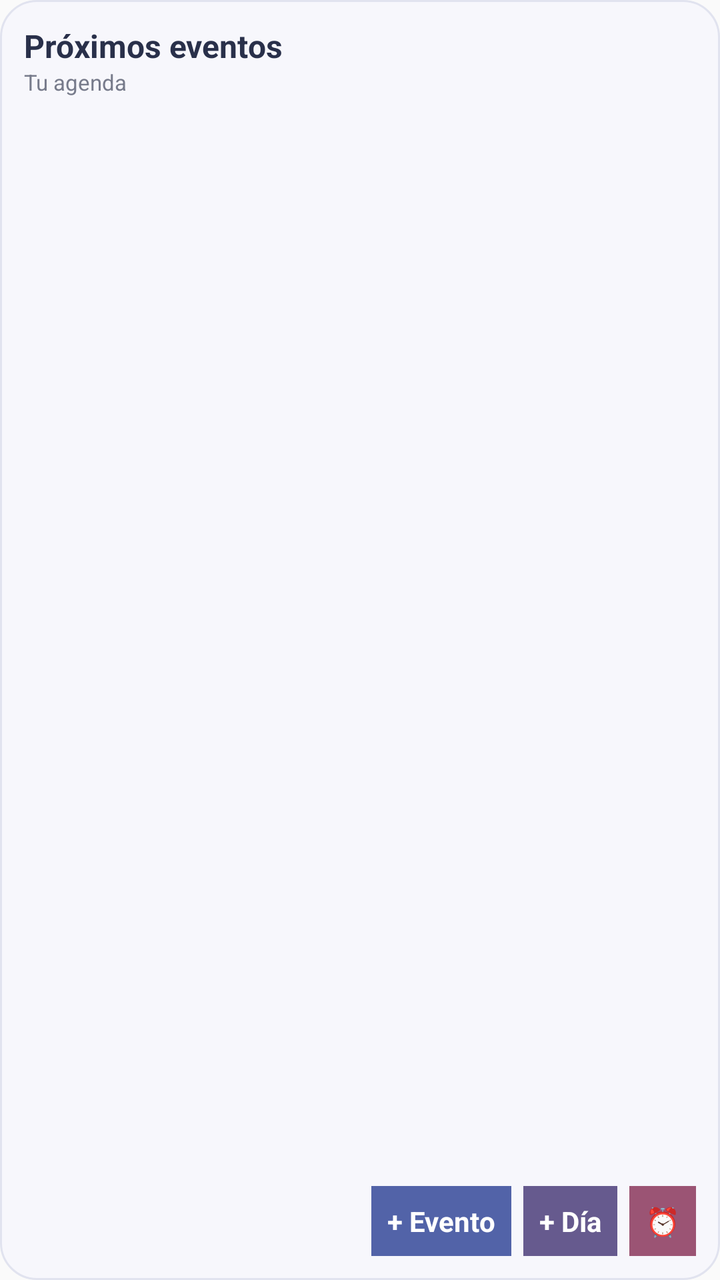
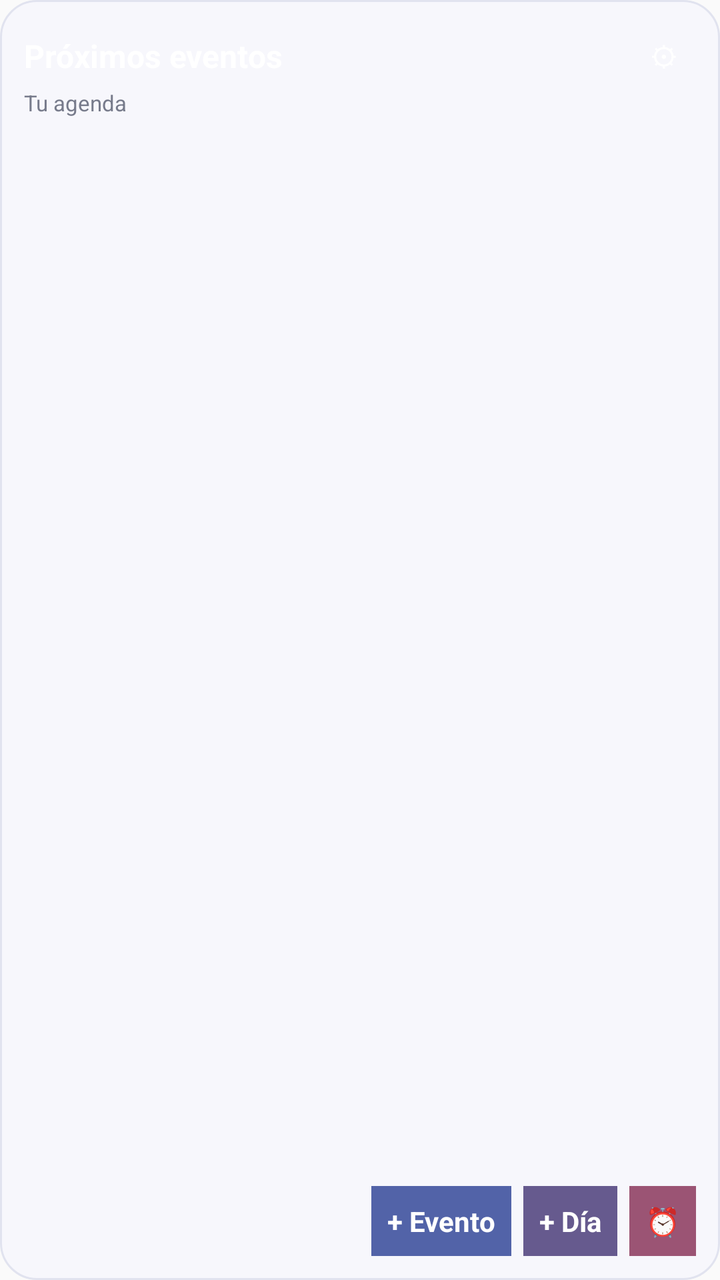

The first picture is an Android layout as it rendered before a commit; the second is the same layout after the commit. The layout source and the unified diff follow.
<!-- AndroidManifest.xml: application theme android:Theme.Material.Light.NoActionBar -->
<!-- res/layout/widget_list.xml -->
<?xml version="1.0" encoding="utf-8"?>
<LinearLayout xmlns:android="http://schemas.android.com/apk/res/android"
    android:id="@+id/widget_root"
    android:layout_width="match_parent"
    android:layout_height="match_parent"
    android:orientation="vertical"
    android:padding="12dp"
    android:background="@drawable/widget_background">
    <TextView
        android:id="@+id/widget_list_title"
        android:layout_width="match_parent"
        android:layout_height="wrap_content"
        android:text="Próximos eventos"
        android:textColor="#29304A"
        android:textSize="16sp"
        android:textStyle="bold" />
    <TextView
        android:id="@+id/widget_list_subtitle"
        android:layout_width="match_parent"
        android:layout_height="wrap_content"
        android:text="Tu agenda"
        android:textColor="#777B8B"
        android:textSize="11sp"
        android:paddingBottom="6dp" />
    <LinearLayout
        android:id="@+id/widget_list_items"
        android:layout_width="match_parent"
        android:layout_height="0dp"
        android:layout_weight="1"
        android:orientation="vertical" />
    <LinearLayout
        android:id="@+id/widget_action_buttons"
        android:layout_width="match_parent"
        android:layout_height="wrap_content"
        android:orientation="horizontal"
        android:gravity="end"
        android:paddingTop="6dp">
        <TextView android:id="@+id/widget_add_event" android:layout_width="wrap_content" android:layout_height="wrap_content" android:padding="8dp" android:text="+ Evento" android:textColor="#FFFFFF" android:textStyle="bold" android:background="#5263A8" />
        <TextView android:id="@+id/widget_add_day" android:layout_width="wrap_content" android:layout_height="wrap_content" android:layout_marginStart="6dp" android:padding="8dp" android:text="+ Día" android:textColor="#FFFFFF" android:textStyle="bold" android:background="#665A8E" />
        <TextView android:id="@+id/widget_add_reminder" android:layout_width="wrap_content" android:layout_height="wrap_content" android:layout_marginStart="6dp" android:padding="8dp" android:text="⏰" android:contentDescription="Añadir recordatorio" android:textColor="#FFFFFF" android:background="#9B5474" />
    </LinearLayout>
    <TextView
        android:id="@+id/widget_list_empty"
        android:layout_width="match_parent"
        android:layout_height="wrap_content"
        android:textColor="#777B8B"
        android:textSize="12sp"
        android:visibility="gone"
        android:paddingTop="8dp" />
</LinearLayout>
<!-- resources referenced by this layout -->
<resources>
  <!-- drawable widget_background (drawable) -->
  <?xml version="1.0" encoding="utf-8"?>
  <shape xmlns:android="http://schemas.android.com/apk/res/android">
      <solid android:color="#F7F7FC" />
      <corners android:radius="18dp" />
      <stroke android:width="1dp" android:color="#E1E3EF" />
  </shape>
</resources>

<!-- the commit's change to res/layout/widget_list.xml (unified diff, before → after) -->
@@ -6,14 +6,29 @@
     android:orientation="vertical"
     android:padding="12dp"
     android:background="@drawable/widget_background">
-    <TextView
-        android:id="@+id/widget_list_title"
+    <LinearLayout
         android:layout_width="match_parent"
         android:layout_height="wrap_content"
-        android:text="Próximos eventos"
-        android:textColor="#29304A"
-        android:textSize="16sp"
-        android:textStyle="bold" />
+        android:orientation="horizontal"
+        android:gravity="center_vertical">
+        <TextView
+            android:id="@+id/widget_list_title"
+            android:layout_width="0dp"
+            android:layout_height="wrap_content"
+            android:layout_weight="1"
+            android:text="Próximos eventos"
+            android:textColor="#FFFFFF"
+            android:textSize="16sp"
+            android:textStyle="bold" />
+        <TextView
+            android:id="@+id/widget_configure"
+            android:layout_width="32dp"
+            android:layout_height="32dp"
+            android:gravity="center"
+            android:text="⚙"
+            android:textColor="#FFFFFF"
+            android:contentDescription="Configurar transparencia" />
+    </LinearLayout>
     <TextView
         android:id="@+id/widget_list_subtitle"
         android:layout_width="match_parent"
